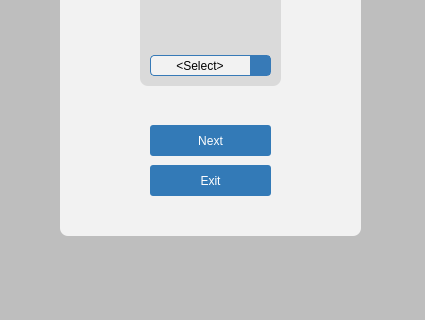
First picture: the form in mainwindow.ui, repository leothii/ASES, before the edit; both pictures show x 0 to 425 and y 345 to 665 of the 425 by 800 pixel window.
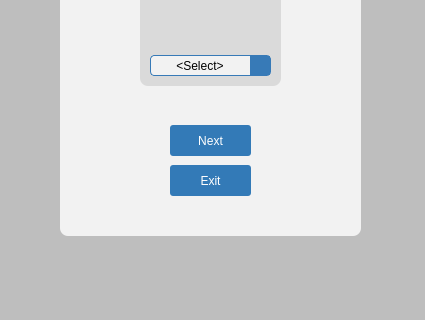
Second picture: the form after the edit. Icons and pictures are not drawn.

```diff
--- a/mainwindow.ui
+++ b/mainwindow.ui
@@ -1011,9 +1011,9 @@
     <widget class="QPushButton" name="ExitButon">
      <property name="geometry">
       <rect>
-       <x>90</x>
+       <x>110</x>
        <y>370</y>
-       <width>121</width>
+       <width>81</width>
        <height>31</height>
       </rect>
      </property>
@@ -1233,9 +1233,9 @@
     <widget class="QPushButton" name="NextButton">
      <property name="geometry">
       <rect>
-       <x>90</x>
+       <x>110</x>
        <y>330</y>
-       <width>121</width>
+       <width>81</width>
        <height>31</height>
       </rect>
      </property>
```
